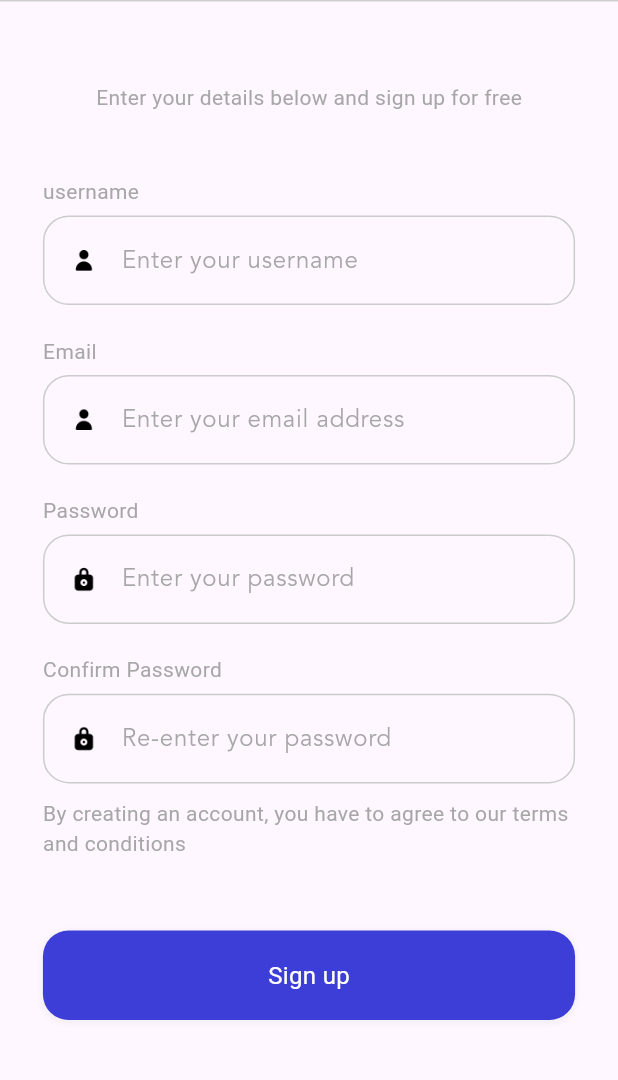
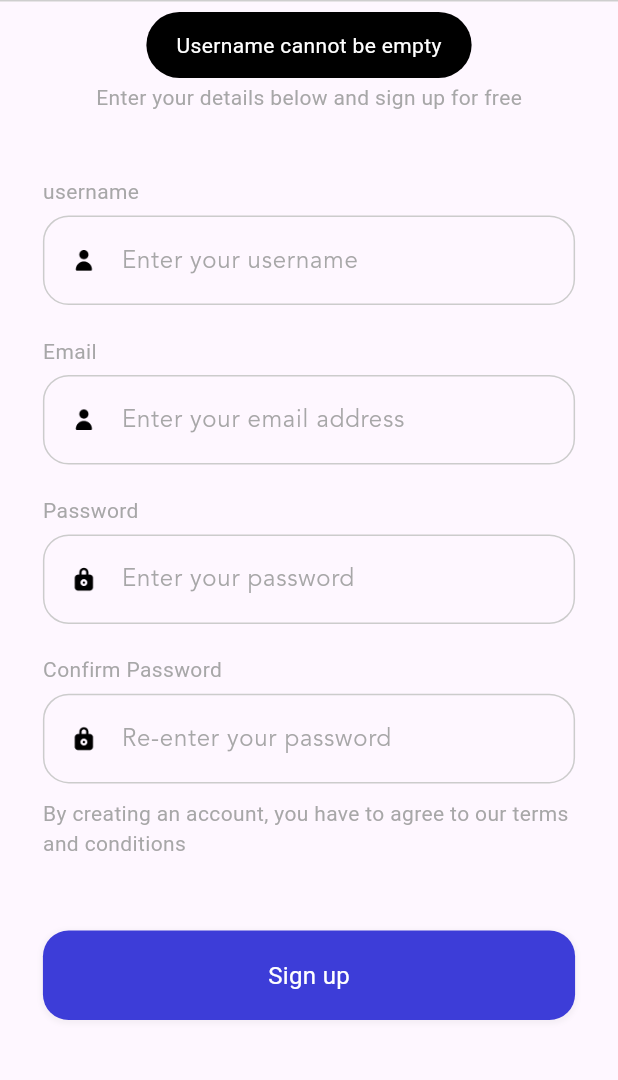
Before and after one commit to Dejito/Shop-App-using-BLoC, a Flutter app: the Register screen opened by its route, after a tap on "Sign up", on a phone screen of 412 x 824 dp, the part 84-1164 px from its top. Run offline on Flutter 3.47's test engine with Material 3 defaults, Android fonts, the phone set to English and light mode, and no system bars; our stand-ins replace bloc, cloud_firestore, dots_indicator, firebase_auth, firebase_core, flutter_bloc and 2 more; accounts and stored records are empty.

```diff
--- a/lib/pages/register/register.dart
+++ b/lib/pages/register/register.dart
@@ -2,6 +2,7 @@ import 'package:flutter/material.dart';
 import 'package:flutter_bloc/flutter_bloc.dart';
 import 'package:flutter_screenutil/flutter_screenutil.dart';
 import 'package:shop_app_using_bloc/pages/register/bloc/register_bloc.dart';
+import 'package:shop_app_using_bloc/pages/register/register_controller.dart';
 
 import '../sign_in/widgets/sign_in_widget.dart';
 
@@ -93,7 +94,9 @@ class _RegisterState extends State<Register> {
                           reusableText(
                             "By creating an account, you have to agree to our terms and conditions",
                           ),
-                          buildLoginAndRegButton("Sign up", 'login', () {}),
+                          buildLoginAndRegButton("Sign up", 'login', () {
+                            RegisterController(context).handleEmailRegister();
+                          }),
                         ],
                       ),
                     ),
--- a/lib/pages/welcome/welcome_screen.dart
+++ b/lib/pages/welcome/welcome_screen.dart
@@ -21,7 +21,8 @@ class _WelcomeState extends State<Welcome> {
     return Scaffold(
       body: BlocBuilder<WelcomeBloc, WelcomeState>(
         builder: (context, state) {
-          return Container(
+          return SingleChildScrollView(
+            child: Container(
               margin: EdgeInsets.only(top: 34.h),
               width: 375.w,
               child: Stack(
@@ -78,6 +79,7 @@ class _WelcomeState extends State<Welcome> {
                     ),
                   ),
                 ],
+              ),
             ),
           );
         },
```
Also changed, not shown: lib/pages/register/bloc/register_bloc.dart (+3 -6 lines). Lines whose indentation alone changed are shown as unchanged.
